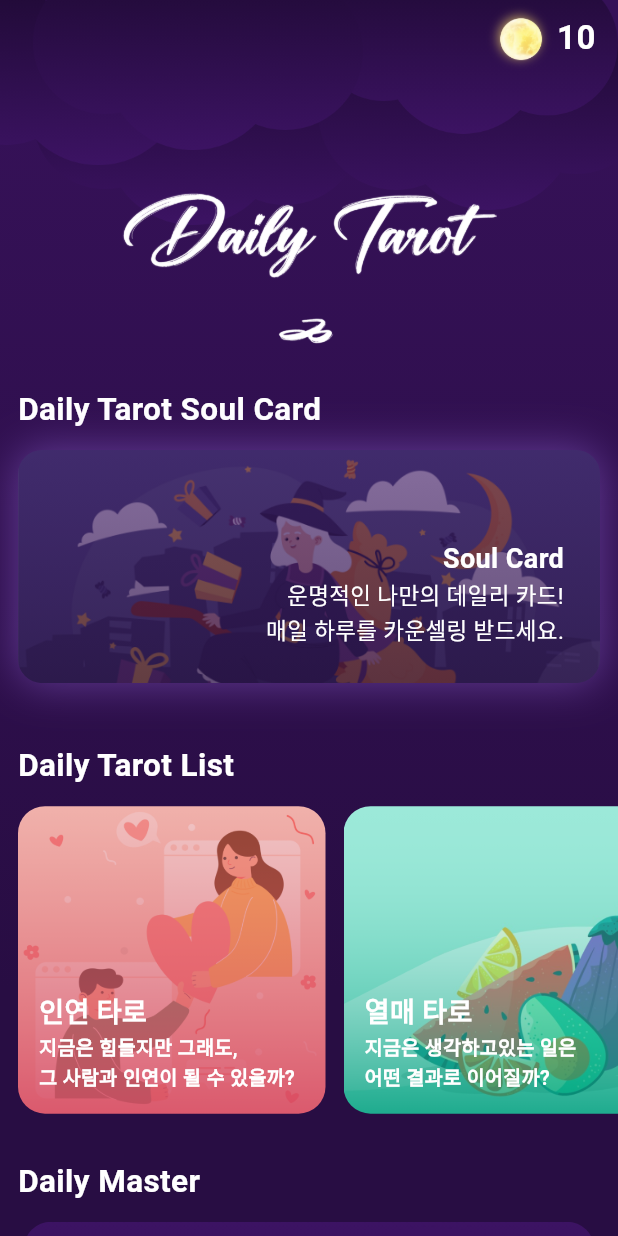
After one commit to inpyung-mobile-app/026-reg-cis, a Flutter app: the BHome screen opened directly, on a phone screen of 412 x 824 dp. The commit adds this screen. Run offline on Flutter 3.47's test engine with Material 3 defaults, Android fonts, the phone set to English and light mode, and no system bars; our stand-ins replace flutter_svg; Roboto replaces fonts that are missing (NanumMyeongjo).

Commit message:
Module B: 홈 화면 작업

```diff
--- /dev/null
+++ b/lib/pages/B_home.dart
@@ -0,0 +1,245 @@
+import 'package:flutter/material.dart';
+import 'package:test_1/pages/util.dart';
+
+class BHome extends StatelessWidget {
+  const BHome({super.key});
+
+  @override
+  Widget build(BuildContext context) {
+    return Scaffold(
+      body: Container(
+        width: double.infinity,
+        height: double.infinity,
+        decoration: BoxDecoration(
+          gradient: LinearGradient(
+            begin: Alignment.topCenter,
+            end: Alignment.bottomCenter,
+            colors: [Color(0xff351157), Color(0xff280D43)],
+            stops: [0.1, 0.8],
+          ),
+        ),
+        child: SingleChildScrollView(
+          child: Stack(
+            children: [
+              Positioned(left: 0, right: 0, top: 0,child: Transform.flip(flipX: true,child: clouds())),
+              Positioned(
+                left: 0,
+                right: 0,
+                bottom: -0,
+                child: Transform.flip(flipY: true, child: clouds()),
+              ),
+              content(),
+              Row(
+                mainAxisAlignment: MainAxisAlignment.end,
+                children: [
+                  Positioned(
+                    right: 50,
+                    top: 10,
+                    child: Image.asset('assets/moon.png',width: 50,),// 달
+                  ),
+                  Text('10',style: TextStyle(fontSize: 22,fontWeight: FontWeight.bold,color: Colors.white),),
+                  SizedBox(width: 15,)
+                ],
+              ),
+            ],
+          ),
+        ),
+      ),
+    );
+  }
+
+  Widget content() => Column(
+    crossAxisAlignment: CrossAxisAlignment.start,
+    children: [
+      SizedBox(height: 120),
+      Center(child: Image.asset('assets/Daily Tarot.png', width: 250)),
+      Center(child: Image.asset('assets/graphic.png', width: 60)),
+      SizedBox(height: 7),
+      Padding(
+        padding: EdgeInsetsGeometry.symmetric(horizontal: 12),
+        child: Text(
+          'Daily Tarot Soul Card',
+          textAlign: TextAlign.left,
+          style: TextStyle(
+            fontFamily: 'NanumMyeongjo',
+            color: Colors.white,
+            fontSize: 21,
+            fontWeight: FontWeight.bold,
+          ),
+        ),
+      ),
+      SizedBox(height: 12),
+      Padding(
+        padding: EdgeInsetsGeometry.symmetric(horizontal: 12),
+        child: Container(
+          clipBehavior: Clip.antiAlias,
+          decoration: BoxDecoration(
+            borderRadius: BorderRadius.circular(16),
+            boxShadow: [
+              BoxShadow(
+                color: Color(0x66B07CFF),
+                blurRadius: 24,
+                spreadRadius: 0.5,
+              ),
+            ],
+          ),
+          child: Stack(
+            children: [
+              Image.asset('assets/daily_tarot_soul_card.png'),
+              Positioned(
+                right: 24,
+                top: 60,
+                child: Column(
+                  crossAxisAlignment: CrossAxisAlignment.end,
+                  children: [
+                    Text(
+                      'Soul Card',
+                      style: TextStyle(
+                        color: Colors.white,
+                        fontFamily: 'NanumMyeongjo',
+                        fontWeight: FontWeight.bold,
+                        fontSize: 18,
+                      ),
+                    ),
+                    Text(
+                      '운명적인 나만의 데일리 카드!\n매일 하루를 카운셀링 받드세요.',
+                      textAlign: TextAlign.right,
+                      style: TextStyle(
+                        color: Colors.white,
+                        fontFamily: 'NanumMyeongjo',
+                        fontSize: 15,
+                      ),
+                    ),
+                  ],
+                ),
+              ),
+            ],
+          ),
+        ),
+      ),
+      SizedBox(height: 40),
+      Padding(
+        padding: EdgeInsetsGeometry.symmetric(horizontal: 12),
+        child: Text(
+          'Daily Tarot List',
+          textAlign: TextAlign.left,
+          style: TextStyle(
+            fontFamily: 'NanumMyeongjo',
+            color: Colors.white,
+            fontSize: 21,
+            fontWeight: FontWeight.bold,
+          ),
+        ),
+      ),
+      SizedBox(height: 12),
+      SizedBox(
+        height: 205,
+        child: ListView(
+          scrollDirection: Axis.horizontal,
+          padding: EdgeInsetsGeometry.symmetric(horizontal: 12),
+          children: [
+            tarotCard(
+              'assets/love_tarot.png',
+              '인연 타로',
+              '지금은 힘들지만 그래도,\n그 사람과 인연이 될 수 있을까?',
+            ),
+            SizedBox(width: 12),
+            tarotCard(
+              'assets/fruit_tarot.png',
+              '열매 타로',
+              '지금은 생각하고있는 일은\n어떤 결과로 이어질까?',
+            ),
+          ],
+        ),
+      ),
+      SizedBox(height: 30),
+      Padding(
+        padding: EdgeInsetsGeometry.symmetric(horizontal: 12),
+        child: Text(
+          'Daily Master',
+          textAlign: TextAlign.left,
+          style: TextStyle(
+            fontFamily: 'NanumMyeongjo',
+            color: Colors.white,
+            fontSize: 21,
+            fontWeight: FontWeight.bold,
+          ),
+        ),
+      ),
+      SizedBox(height: 12),
+      Padding(
+        padding: EdgeInsetsGeometry.symmetric(horizontal: 16),
+        child: Container(
+          clipBehavior: Clip.antiAlias,
+          decoration: BoxDecoration(borderRadius: BorderRadius.circular(18)),
+          child: Stack(children: [Image.asset('assets/daily_master.png',width: double.infinity,fit: BoxFit.fitWidth,),
+          Positioned(
+            left: 20,
+            top: 20,
+            child: Column(
+              crossAxisAlignment: CrossAxisAlignment.start,
+              children: [
+                Text('당신만을 위한 상담',style: TextStyle(color: Colors.white,fontFamily: 'NanumMyeongjo',fontWeight: FontWeight.bold,fontSize: 18),),
+                Text("당신만을 위해 모인 '데일리마스터'와\n직접 이야기를 나누어 보세요.",style: TextStyle(color: Colors.white,
+                fontFamily: 'NanumMyeongjo',fontSize: 15),)
+              ],
+            ),
+          )]),
+        ),
+      ),
+      SizedBox(height: 80),
+    ],
+  );
+
+  Widget clouds() => ConstrainedBox(
+    constraints: BoxConstraints(maxHeight: 300),
+    child: Stack(
+      children: [
+        bCloud(170, 30, flipY: true, flip: true, width: 220),
+        bCloud(-20, 20, flipY: true, width: 220),
+        bCloud(240, -10, flipY: true, width: 220),
+        bCloud(0, -20, flipY: true, flip: true, width: 200),
+        bCloud(170, -20, flipY: true, flip: true, width: 220),
+      ],
+    ),
+  );
+}
+
+Widget tarotCard(String img, String title, String desc) => Container(
+  width: 205,
+  height: 205,
+  clipBehavior: Clip.antiAlias,
+  decoration: BoxDecoration(borderRadius: BorderRadius.circular(18)),
+  child: Stack(
+    children: [
+      Image.asset(img, width: 205, height: 205, fit: BoxFit.cover),
+      Positioned(
+        left: 14,
+        bottom: 14,
+        child: Column(
+          crossAxisAlignment: CrossAxisAlignment.start,
+          children: [
+            Text(
+              title,
+              style: TextStyle(
+                color: Colors.white,
+                fontFamily: 'NanumMyeongjo',
+                fontWeight: FontWeight.bold,
+                fontSize: 18,
+              ),
+            ),
+            Text(
+              desc,
+              style: TextStyle(
+                color: Colors.white,
+                fontFamily: 'NanumMyeongjo',
+                fontSize: 13,
+                fontWeight: FontWeight.bold,
+              ),
+            ),
+          ],
+        ),
+      ),
+    ],
+  ),
+);
--- a/lib/pages/util.dart
+++ b/lib/pages/util.dart
@@ -1,5 +1,23 @@
 // 공통적으로 쓰이는 변수 또는 함수 모음
 // 자료형이 없을 시 유추를 통해 자료형을 할당
+import 'package:flutter/material.dart';
+
+Widget bCloud(double left,double top, {bool flipY = false,bool flip = false, double width = 220,double opacity = 1}) {
+  return Positioned(
+    left: left,
+    top: top,
+    child:Opacity(
+      opacity: opacity,
+      child: Transform.flip(
+        flipX: flip,
+        flipY: flipY,
+        child: Image.asset('assets/cloud.png',width: width,),
+      ),
+    )
+  );
+}
+
+
 const titles = [
   '운명을 엿볼 시간이에요.',
   '이름을 입력해주세요.',
```
